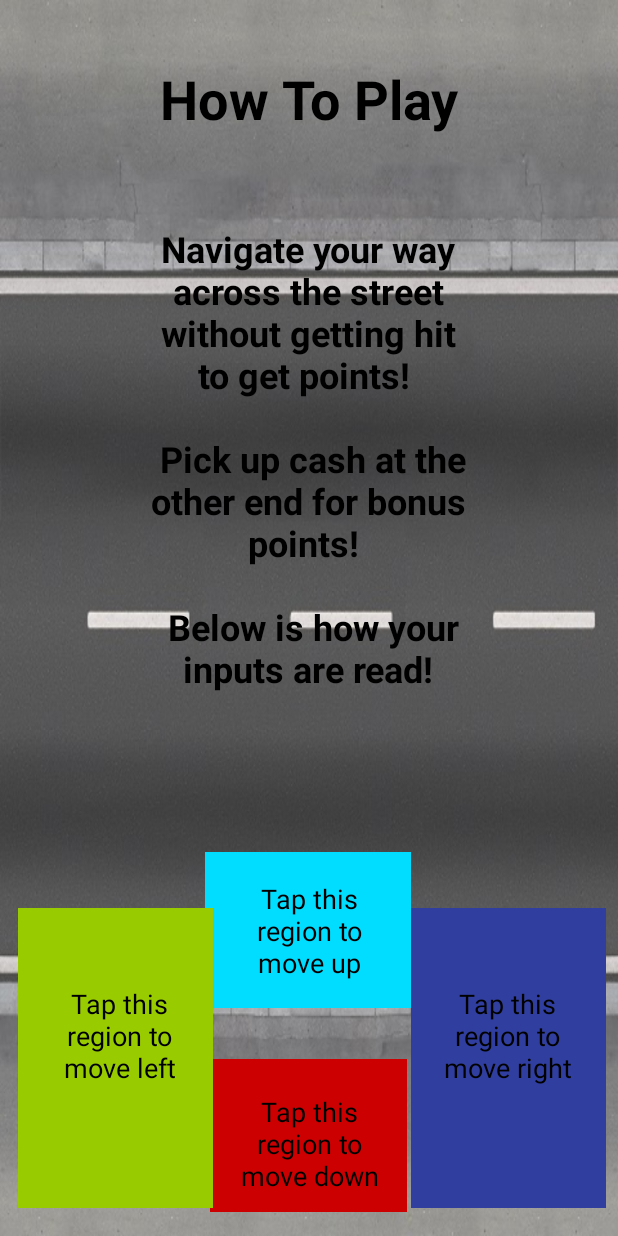
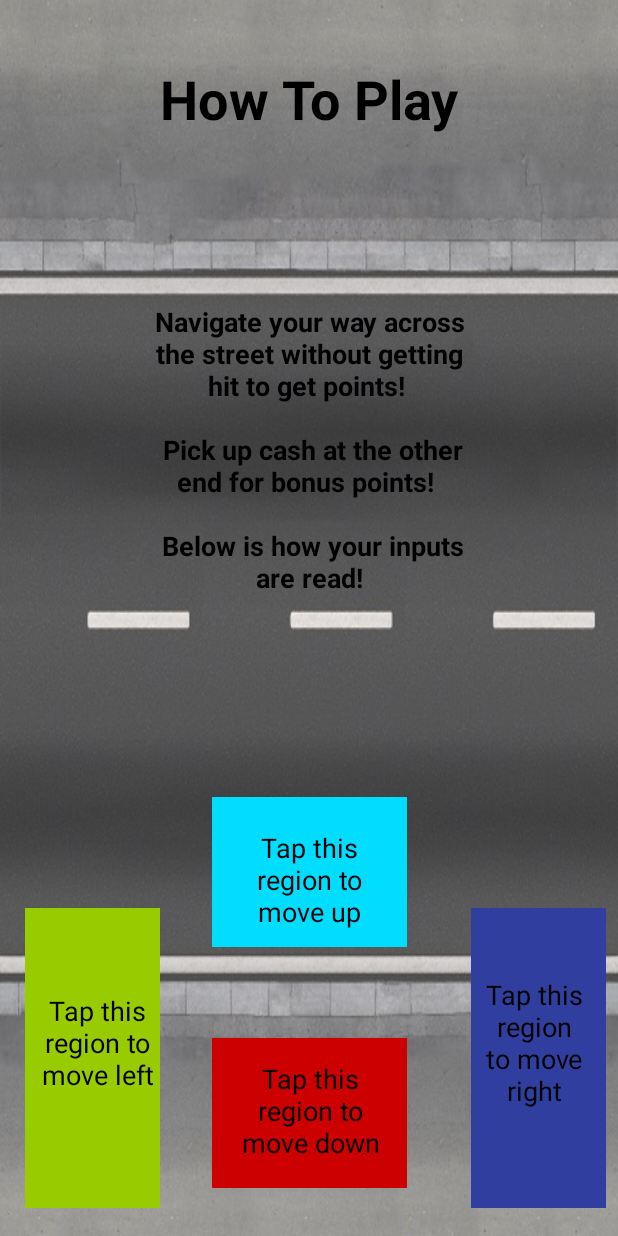
Before and after one commit to chrisfarfan/JayWalker, an Android app: the InstructionsActivity screen opened directly, with no data from a screen before it, on a phone screen of 412 x 824 dp. Run offline under Robolectric (Android 15) with nearby library versions, the phone set to English and light mode, and no system bars.

Commit message:
Branch for galaxy S8 fixes

```diff
--- a/app/src/main/res/layout/activity_instructions.xml
+++ b/app/src/main/res/layout/activity_instructions.xml
@@ -29,7 +29,7 @@
     <TextView
         android:id="@+id/textView"
         android:layout_width="222dp"
-        android:layout_height="351dp"
+        android:layout_height="256dp"
         android:layout_marginBottom="8dp"
         android:layout_marginEnd="8dp"
         android:layout_marginStart="8dp"
@@ -38,19 +38,18 @@
         android:textAlignment="center"
         android:textAllCaps="false"
         android:textColor="@android:color/background_dark"
-        android:textSize="24sp"
+        android:textSize="18sp"
         android:textStyle="bold"
         app:layout_constraintBottom_toBottomOf="parent"
         app:layout_constraintEnd_toEndOf="parent"
-        app:layout_constraintHorizontal_bias="0.497"
         app:layout_constraintStart_toStartOf="parent"
         app:layout_constraintTop_toTopOf="parent"
-        app:layout_constraintVertical_bias="0.31" />
+        app:layout_constraintVertical_bias="0.351" />
 
     <ImageView
         android:id="@+id/upImageView"
-        android:layout_width="137dp"
-        android:layout_height="104dp"
+        android:layout_width="130dp"
+        android:layout_height="100dp"
         android:layout_marginBottom="8dp"
         android:layout_marginEnd="8dp"
         android:layout_marginStart="8dp"
@@ -58,15 +57,15 @@
         android:src="@android:color/holo_blue_bright"
         app:layout_constraintBottom_toBottomOf="parent"
         app:layout_constraintEnd_toEndOf="parent"
-        app:layout_constraintHorizontal_bias="0.498"
+        app:layout_constraintHorizontal_bias="0.502"
         app:layout_constraintStart_toStartOf="parent"
-        app:layout_constraintTop_toTopOf="parent"
-        app:layout_constraintVertical_bias="0.795" />
+        app:layout_constraintTop_toBottomOf="@+id/instructionsText"
+        app:layout_constraintVertical_bias="0.697" />
 
     <ImageView
         android:id="@+id/downImageView"
-        android:layout_width="131dp"
-        android:layout_height="102dp"
+        android:layout_width="130dp"
+        android:layout_height="100dp"
         android:layout_marginBottom="16dp"
         android:layout_marginEnd="8dp"
         android:layout_marginStart="8dp"
@@ -74,27 +73,30 @@
         android:src="@android:color/holo_red_dark"
         app:layout_constraintBottom_toBottomOf="parent"
         app:layout_constraintEnd_toEndOf="parent"
-        app:layout_constraintHorizontal_bias="0.498"
+        app:layout_constraintHorizontal_bias="0.502"
         app:layout_constraintStart_toStartOf="parent"
-        app:layout_constraintTop_toBottomOf="@+id/upImageView"
-        app:layout_constraintVertical_bias="1.0" />
+        app:layout_constraintTop_toBottomOf="@+id/textView"
+        app:layout_constraintVertical_bias="0.935" />
 
     <ImageView
         android:id="@+id/leftImageView"
-        android:layout_width="130dp"
+        android:layout_width="90dp"
         android:layout_height="200dp"
         android:layout_marginBottom="8dp"
+        android:layout_marginEnd="8dp"
         android:layout_marginStart="12dp"
         android:layout_marginTop="8dp"
         android:src="@android:color/holo_green_light"
         app:layout_constraintBottom_toBottomOf="parent"
+        app:layout_constraintEnd_toEndOf="parent"
+        app:layout_constraintHorizontal_bias="0.016"
         app:layout_constraintStart_toStartOf="parent"
         app:layout_constraintTop_toTopOf="parent"
-        app:layout_constraintVertical_bias="0.982" />
+        app:layout_constraintVertical_bias="0.983" />
 
     <ImageView
         android:id="@+id/rightImageView"
-        android:layout_width="130dp"
+        android:layout_width="90dp"
         android:layout_height="200dp"
         android:layout_marginBottom="8dp"
         android:layout_marginEnd="8dp"
@@ -106,12 +108,12 @@
         app:layout_constraintHorizontal_bias="1.0"
         app:layout_constraintStart_toEndOf="@+id/leftImageView"
         app:layout_constraintTop_toTopOf="parent"
-        app:layout_constraintVertical_bias="0.982" />
+        app:layout_constraintVertical_bias="0.983" />
 
     <TextView
         android:id="@+id/leftDescriptionText"
-        android:layout_width="107dp"
-        android:layout_height="83dp"
+        android:layout_width="80dp"
+        android:layout_height="102dp"
         android:layout_marginBottom="8dp"
         android:layout_marginEnd="8dp"
         android:layout_marginStart="8dp"
@@ -122,10 +124,10 @@
         android:textSize="18sp"
         app:layout_constraintBottom_toBottomOf="parent"
         app:layout_constraintEnd_toEndOf="parent"
-        app:layout_constraintHorizontal_bias="0.062"
+        app:layout_constraintHorizontal_bias="0.052"
         app:layout_constraintStart_toStartOf="parent"
         app:layout_constraintTop_toTopOf="parent"
-        app:layout_constraintVertical_bias="0.895" />
+        app:layout_constraintVertical_bias="0.925" />
 
     <TextView
         android:id="@+id/upDescriptionText"
@@ -141,9 +143,10 @@
         android:textSize="18sp"
         app:layout_constraintBottom_toBottomOf="parent"
         app:layout_constraintEnd_toEndOf="parent"
+        app:layout_constraintHorizontal_bias="0.501"
         app:layout_constraintStart_toStartOf="parent"
         app:layout_constraintTop_toTopOf="parent"
-        app:layout_constraintVertical_bias="0.782" />
+        app:layout_constraintVertical_bias="0.736" />
 
     <TextView
         android:id="@+id/downDescriptionText"
@@ -159,14 +162,15 @@
         android:textSize="18sp"
         app:layout_constraintBottom_toBottomOf="parent"
         app:layout_constraintEnd_toEndOf="parent"
+        app:layout_constraintHorizontal_bias="0.502"
         app:layout_constraintStart_toStartOf="parent"
         app:layout_constraintTop_toTopOf="parent"
-        app:layout_constraintVertical_bias="0.986" />
+        app:layout_constraintVertical_bias="0.956" />
 
     <TextView
         android:id="@+id/rightDescriptionText"
-        android:layout_width="115dp"
-        android:layout_height="85dp"
+        android:layout_width="72dp"
+        android:layout_height="112dp"
         android:layout_marginBottom="8dp"
         android:layout_marginEnd="8dp"
         android:layout_marginStart="8dp"
@@ -177,8 +181,8 @@
         android:textSize="18sp"
         app:layout_constraintBottom_toBottomOf="parent"
         app:layout_constraintEnd_toEndOf="@+id/rightImageView"
-        app:layout_constraintHorizontal_bias="1.0"
+        app:layout_constraintHorizontal_bias="0.98"
         app:layout_constraintStart_toEndOf="@+id/leftImageView"
         app:layout_constraintTop_toTopOf="parent"
-        app:layout_constraintVertical_bias="0.898" />
+        app:layout_constraintVertical_bias="0.923" />
 </android.support.constraint.ConstraintLayout>
```
Also changed, not shown: app/src/main/java/ca/bolognaboyz/jaywalker/PlayActivity.java (+9 -10 lines), app/src/main/res/layout/activity_game_over.xml (+4 -4 lines), app/src/main/res/drawable/taxi.png.
